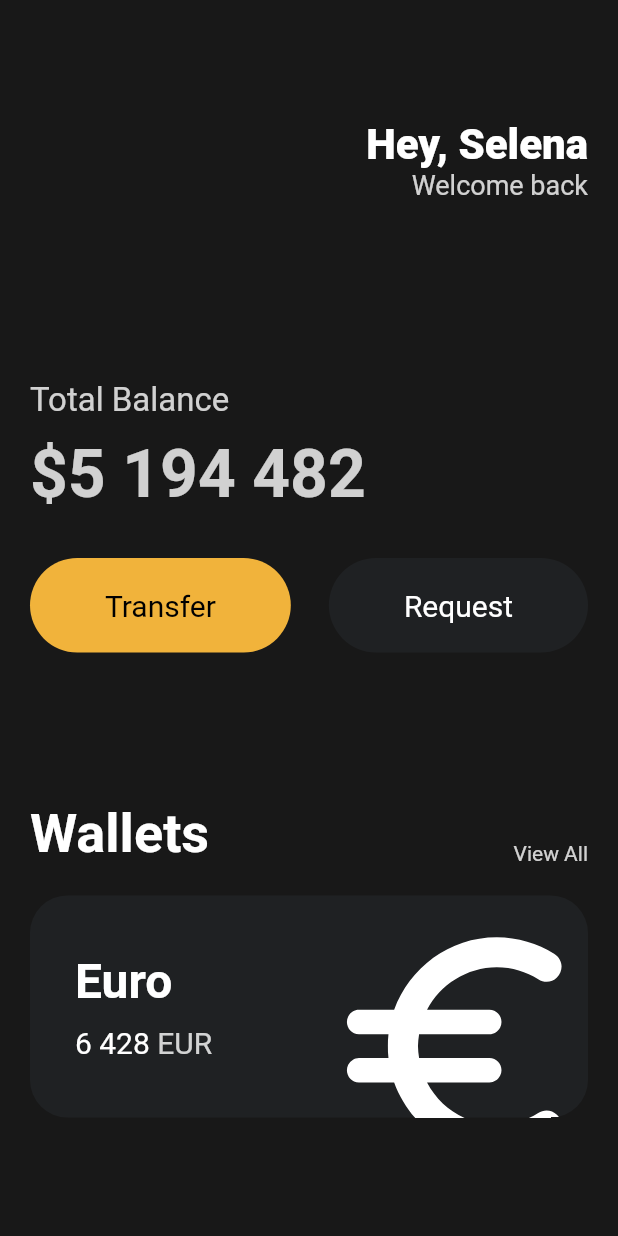
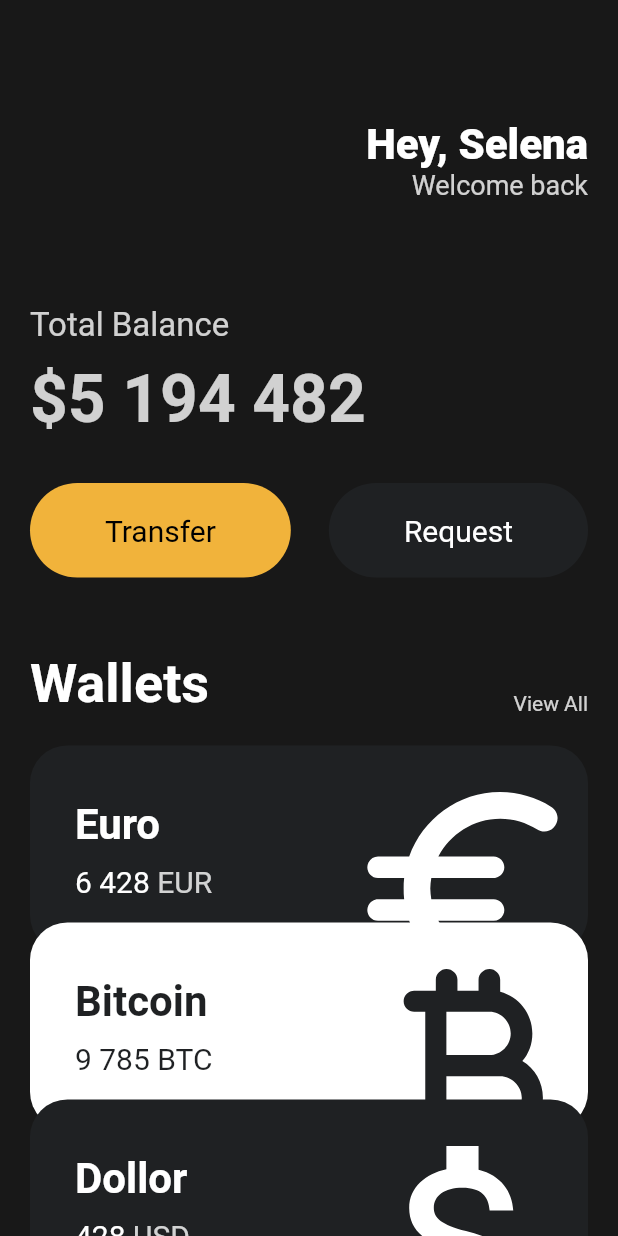
Before and after one commit to NobueSato/toonflix, a Flutter app: the screen it shows after launch, on a phone screen of 412 x 824 dp. Run offline on Flutter 3.47's test engine with Material 2 defaults, Android fonts, the phone set to English and light mode, and no system bars.

Commit message:
Apply CurrencyCard widget and scroll view

```diff
--- a/lib/main.dart
+++ b/lib/main.dart
@@ -1,5 +1,6 @@
 import 'package:flutter/material.dart';
 import 'package:toonflix/widgets/button.dart';
+import 'package:toonflix/widgets/currency_card.dart';
 
 void main() {
   runApp(const App());
@@ -17,7 +18,8 @@ class App extends StatelessWidget {
     return MaterialApp(
       home: Scaffold(
         backgroundColor: const Color(0xFF181818),
-        body: Padding(
+        body: SingleChildScrollView(
+          child: Padding(
             padding: const EdgeInsets.symmetric(
               horizontal: 20,
             ),
@@ -53,14 +55,16 @@ class App extends StatelessWidget {
                       )
                     ]),
                 const SizedBox(
-                height: 120,
+                  height: 70,
                 ),
                 Text('Total Balance',
                     style: TextStyle(
                       color: Colors.white.withOpacity(0.8),
                       fontSize: 22,
                     )),
-              const SizedBox(height: 10),
+                const SizedBox(
+                  height: 10,
+                ),
                 Text("\$5 194 482",
                     style: TextStyle(
                       color: Colors.white.withOpacity(0.8),
@@ -86,7 +90,7 @@ class App extends StatelessWidget {
                   ],
                 ),
                 const SizedBox(
-                height: 100,
+                  height: 50,
                 ),
                 Row(
                   crossAxisAlignment: CrossAxisAlignment.end,
@@ -107,63 +111,35 @@ class App extends StatelessWidget {
                 const SizedBox(
                   height: 20,
                 ),
-              Container(
-                clipBehavior: Clip.hardEdge,
-                decoration: BoxDecoration(
-                  color: const Color(0xFF1F2123),
-                  borderRadius: BorderRadius.circular(25),
+                const CurrencyCard(
+                  name: 'Euro',
+                  code: 'EUR',
+                  amount: '6 428',
+                  icon: Icons.euro_rounded,
+                  isInverted: false,
                 ),
-                child: Padding(
-                  padding: const EdgeInsets.all(30),
-                  child: Row(
-                    mainAxisAlignment: MainAxisAlignment.spaceBetween,
-                    children: [
-                      Column(
-                        crossAxisAlignment: CrossAxisAlignment.start,
-                        children: [
-                          const Text(
-                            'Euro',
-                            style: TextStyle(
-                              color: Colors.white,
-                              fontSize: 32,
-                              fontWeight: FontWeight.w600,
+                Transform.translate(
+                  offset: const Offset(0, -20),
+                  child: const CurrencyCard(
+                    name: 'Bitcoin',
+                    code: 'BTC',
+                    amount: '9 785',
+                    icon: Icons.currency_bitcoin_rounded,
+                    isInverted: true,
                   ),
                 ),
-                          const SizedBox(
-                            height: 10,
+                Transform.translate(
+                  offset: const Offset(0, -40),
+                  child: const CurrencyCard(
+                    name: 'Dollor',
+                    code: 'USD',
+                    amount: '428',
+                    icon: Icons.attach_money_outlined,
+                    isInverted: false,
                   ),
-                          Row(
-                            children: [
-                              const Text('6 428',
-                                  style: TextStyle(
-                                    color: Colors.white,
-                                    fontSize: 20,
-                                  )),
-                              const SizedBox(width: 5),
-                              Text('EUR',
-                                  style: TextStyle(
-                                    color: Colors.white.withOpacity(0.8),
-                                    fontSize: 20,
-                                  )),
-                            ],
                 ),
               ],
             ),
-                      Transform.scale(
-                          scale: 2.2,
-                          child: Transform.translate(
-                            offset: const Offset(-5, 12),
-                            child: const Icon(
-                              Icons.euro_rounded,
-                              color: Colors.white,
-                              size: 88,
-                            ),
-                          )),
-                    ],
-                  ),
-                ),
-              ),
-            ],
           ),
         ),
       ), // screen needs scaffold Text('Hello World!')
```
Lines whose indentation alone changed are shown as unchanged.
